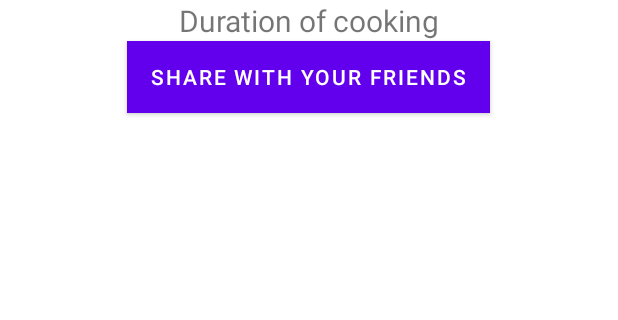
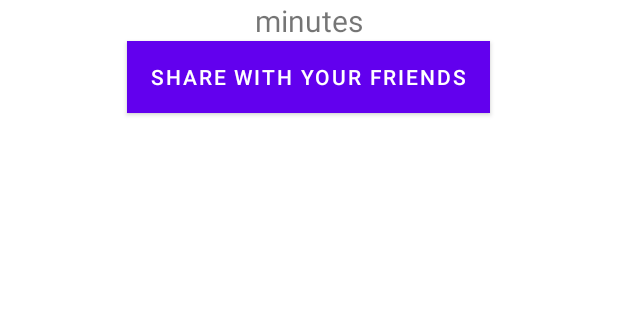
Before and after one commit to Jade-Apers/recipeapp, an Android app: the layout activity_detail.xml on its own in the app's theme, with its tools: preview values and no code run, on a phone screen of 412 x 824 dp, the part 456-776 px from its top. Run offline under Robolectric (Android 15) with nearby library versions, the phone set to English and light mode, and no system bars; network calls fail.

Commit message:
add translator

```diff
--- a/app/src/main/AndroidManifest.xml
+++ b/app/src/main/AndroidManifest.xml
@@ -9,7 +9,7 @@
         android:allowBackup="true"
         android:appComponentFactory="true"
         android:icon="@mipmap/ic_launcher"
-        android:label="@string/app_name"
+        android:label="@string/title"
         android:roundIcon="@mipmap/ic_launcher_round"
         android:supportsRtl="true"
         android:theme="@style/Theme.RecipeAppMobile"
--- a/app/src/main/java/com/example/recipeappmobile/DetailActivity.java
+++ b/app/src/main/java/com/example/recipeappmobile/DetailActivity.java
@@ -40,7 +40,7 @@ public class DetailActivity extends AppCompatActivity {
         String title = intent.getStringExtra(EXTRA_TITLE);
         int durationCount = intent.getIntExtra(EXTRA_DURATION, 0);
 
-        getSupportActionBar().setTitle("Go back");
+        getSupportActionBar().setTitle(R.string.back);
 
         // calling the action bar
         ActionBar actionBar = getSupportActionBar();
@@ -57,7 +57,7 @@ public class DetailActivity extends AppCompatActivity {
         textViewTitle.setText(title);
 
         if(durationCount == 0){
-            textViewDuration.setText("duration: 25 minutes");
+            textViewDuration.setText(R.string.totalduration);
         } else {
             textViewDuration.setText("duration: " + durationCount + " minutes");
         }
--- a/app/src/main/java/com/example/recipeappmobile/MainActivity.java
+++ b/app/src/main/java/com/example/recipeappmobile/MainActivity.java
@@ -53,7 +53,7 @@ public class MainActivity extends AppCompatActivity implements ExampleAdapter.On
         mRequestQueue = Volley.newRequestQueue(this);
         downloadAllRecipes(DEFAULT_QUERY);
 
-        getSupportActionBar().setTitle("Choose your recipe \uD83C\uDF7D");
+        getSupportActionBar().setTitle(R.string.title);
 
         searchView.setOnQueryTextListener(new SearchView.OnQueryTextListener() {
 
--- a/app/src/main/res/layout/activity_detail.xml
+++ b/app/src/main/res/layout/activity_detail.xml
@@ -23,7 +23,7 @@
         android:layout_marginStart="16dp"
         android:layout_marginEnd="16dp"
         android:gravity="center"
-        android:text="Recipe"
+        android:text="@string/recipe"
         android:textColor="@color/black"
         android:textSize="40sp"
 
@@ -36,7 +36,7 @@
         android:layout_marginStart="16dp"
         android:layout_marginEnd="16dp"
         android:gravity="center"
-        android:text="Duration of cooking"
+        android:text="@string/minutes"
         android:textSize="20sp"
         android:layout_alignTop="@+id/image_view_detail"
         android:layout_alignLeft="@+id/image_view_detail"
@@ -52,9 +52,7 @@
         android:layout_marginLeft="10px"
         android:layout_marginRight="10px"
         android:background="#E34949"
-        android:text="Share with your friends"
-
-
+        android:text="@string/share"
         />
 
 
--- a/app/src/main/res/layout/activity_main.xml
+++ b/app/src/main/res/layout/activity_main.xml
@@ -17,7 +17,7 @@
         android:layout_marginEnd="20dp"
         android:layout_marginBottom="10dp"
         android:background="#FFFFFF"
-        app:queryHint="What do you want to cook today?" />
+        app:queryHint="@string/searchbar" />
 
     <androidx.recyclerview.widget.RecyclerView
         android:id="@+id/recycler_view"
--- a/app/src/main/res/values/strings.xml
+++ b/app/src/main/res/values/strings.xml
@@ -1,3 +1,11 @@
 <resources>
-    <string name="app_name">Recipe app mobile</string>
+    <string name="title">"Choose your recipe "</string>
+    <string name="searchbar">What do you want to cook today?</string>
+    <string name="recipe">Recipe</string>
+    <string name="share">Share with your friends</string>
+    <string name="totalduration">duration: 25 minutes</string>
+    <string name="minutes">minutes</string>
+    <string name="duration">duration</string>
+    <string name="back">Go back</string>
+
 </resources>
```
Also changed, not shown: 2 other files.
